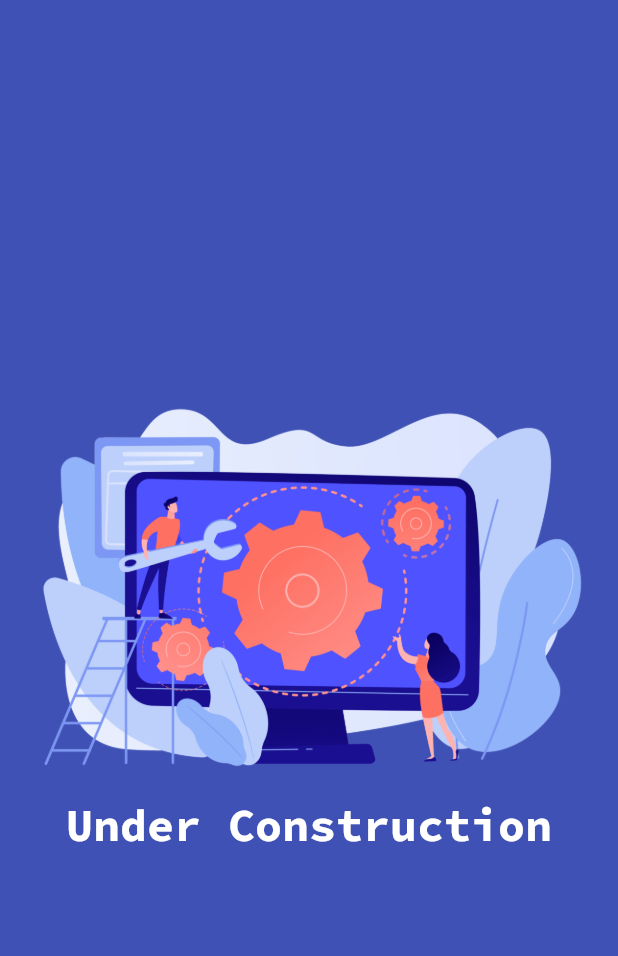
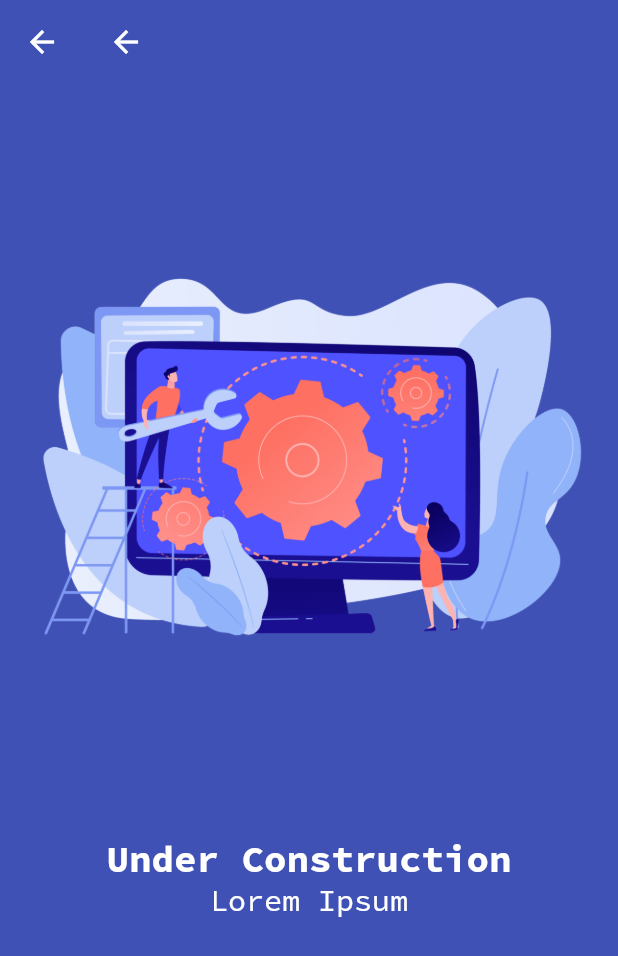
Before and after one commit to riaacordero/OOP-Module-2-Exam, a Flutter app: the UnderConstructionScreen screen opened directly, on a phone screen of 412 x 824 dp. Shown: the top 956 px of the screen. Run offline on Flutter 3.47's test engine with Material 2 defaults, Android fonts, the phone set to English and light mode, and no system bars; our stand-ins replace flutter_svg, google_fonts.

Commit message:
Updated under construction
-Added new row
-Added app bar in Scaffold
-Changed alignment
-Adjusted height and width of image to 500x500
-Adjusted font size to 25 for "Under Construction"
-Added new container for placeholder text

```diff
--- a/lib/under_construction_screen.dart
+++ b/lib/under_construction_screen.dart
@@ -5,23 +5,41 @@ class UnderConstructionScreen extends StatelessWidget {
 
   @override
   Widget build(BuildContext context) {
+    Row toolbar = new Row(
+      children: <Widget>[new Icon(Icons.arrow_back)],
+    );
+
     return Scaffold(
+      appBar: new AppBar(
+        title: toolbar,
+        elevation: 0,
+      ),
       backgroundColor: Colors.indigo,
       body: Center(
         child: Column(
-          mainAxisAlignment: MainAxisAlignment.center,
-          children: [
+          crossAxisAlignment: CrossAxisAlignment.start,
+          mainAxisSize: MainAxisSize.max,
+          mainAxisAlignment: MainAxisAlignment.start,
+          children: <Widget>[
             Container(
-              child: Image.asset('assets/under-construction.png'),
+              child: Image.asset('assets/under-construction.png',
+                  height: 500, width: 500),
             ),
             Container(
               alignment: Alignment.bottomCenter,
               child: Text(
                 'Under Construction',
                 style: TextStyle(
-                    fontSize: 30,
+                    fontSize: 25,
                     fontWeight: FontWeight.bold,
                     color: Colors.white),
+              ),
+            ),
+            Container(
+              alignment: Alignment.bottomCenter,
+              child: Text(
+                'Lorem Ipsum',
+                style: TextStyle(fontSize: 20, color: Colors.white),
               ),
             ),
           ],
```
